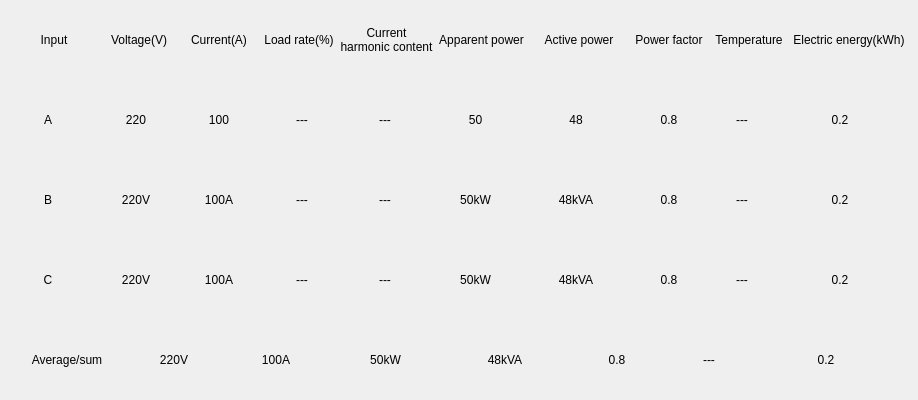
Qt form BusBar-Qt/branch/box/boxtotalwid.ui (ChinaClever/BusBar) before a commit.
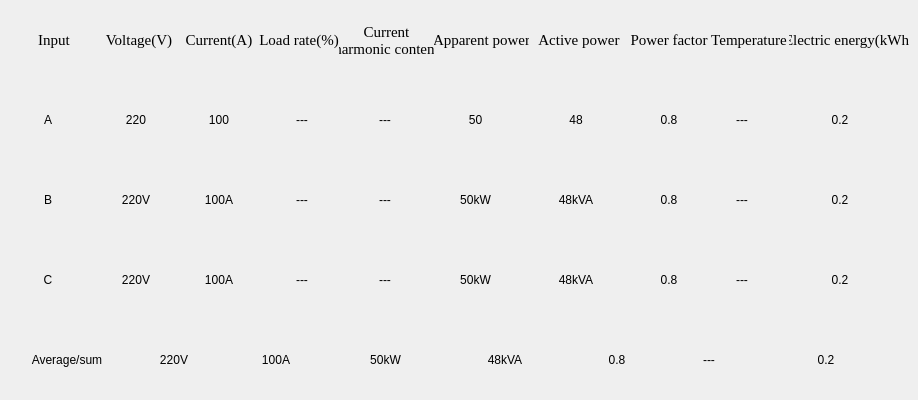
The same form after that commit.

```diff
--- a/BusBar-Qt/branch/box/boxtotalwid.ui
+++ b/BusBar-Qt/branch/box/boxtotalwid.ui
@@ -1007,7 +1007,8 @@
         </property>
         <property name="font">
          <font>
-          <pointsize>9</pointsize>
+          <family>Times New Roman</family>
+          <pointsize>11</pointsize>
          </font>
         </property>
         <property name="text">
@@ -1034,7 +1035,8 @@
         </property>
         <property name="font">
          <font>
-          <pointsize>9</pointsize>
+          <family>Times New Roman</family>
+          <pointsize>11</pointsize>
          </font>
         </property>
         <property name="text">
@@ -1061,7 +1063,8 @@
         </property>
         <property name="font">
          <font>
-          <pointsize>9</pointsize>
+          <family>Times New Roman</family>
+          <pointsize>11</pointsize>
          </font>
         </property>
         <property name="text">
@@ -1088,7 +1091,8 @@
         </property>
         <property name="font">
          <font>
-          <pointsize>9</pointsize>
+          <family>Times New Roman</family>
+          <pointsize>11</pointsize>
          </font>
         </property>
         <property name="text">
@@ -1115,7 +1119,8 @@
         </property>
         <property name="font">
          <font>
-          <pointsize>9</pointsize>
+          <family>Times New Roman</family>
+          <pointsize>11</pointsize>
          </font>
         </property>
         <property name="text">
@@ -1143,7 +1148,8 @@
         </property>
         <property name="font">
          <font>
-          <pointsize>9</pointsize>
+          <family>Times New Roman</family>
+          <pointsize>11</pointsize>
          </font>
         </property>
         <property name="text">
@@ -1170,7 +1176,8 @@
         </property>
         <property name="font">
          <font>
-          <pointsize>9</pointsize>
+          <family>Times New Roman</family>
+          <pointsize>11</pointsize>
          </font>
         </property>
         <property name="text">
@@ -1197,7 +1204,8 @@
         </property>
         <property name="font">
          <font>
-          <pointsize>9</pointsize>
+          <family>Times New Roman</family>
+          <pointsize>11</pointsize>
          </font>
         </property>
         <property name="text">
@@ -1224,7 +1232,8 @@
         </property>
         <property name="font">
          <font>
-          <pointsize>9</pointsize>
+          <family>Times New Roman</family>
+          <pointsize>11</pointsize>
          </font>
         </property>
         <property name="text">
@@ -1251,7 +1260,8 @@
         </property>
         <property name="font">
          <font>
-          <pointsize>9</pointsize>
+          <family>Times New Roman</family>
+          <pointsize>11</pointsize>
          </font>
         </property>
         <property name="text">
```
